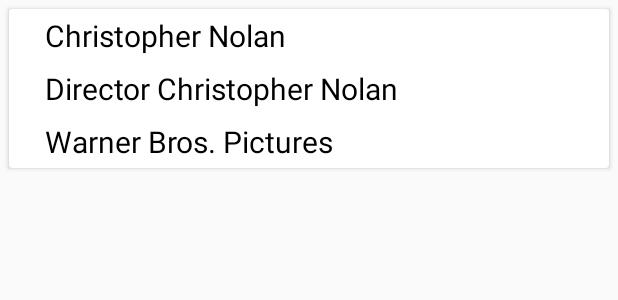
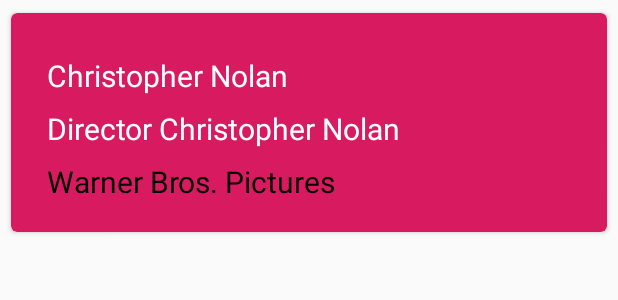
Before and after one commit to rohitksingh/Mangoose, an Android app: the layout non_actors.xml on its own in the app's theme, with its tools: preview values and no code run, on a phone screen of 412 x 824 dp. Shown: the top 300 px of the screen. Run offline under Robolectric (Android 15) with nearby library versions, the light colour scheme and no system bars; network calls fail.

Commit message:
Style Added for Cards in detail page

```diff
--- a/OMDB/app/src/main/res/layout/non_actors.xml
+++ b/OMDB/app/src/main/res/layout/non_actors.xml
@@ -1,12 +1,13 @@
 <?xml version="1.0" encoding="utf-8"?>
 <android.support.v7.widget.CardView xmlns:android="http://schemas.android.com/apk/res/android"
+    xmlns:card_view="http://schemas.android.com/apk/res-auto"
     android:layout_height="wrap_content"
     android:layout_width="match_parent"
-    android:elevation="16dp"
-    android:layout_margin="6dp"
     android:clickable="true"
     android:focusable="true"
+    card_view:cardBackgroundColor="#D81B60"
     android:foreground="?android:attr/selectableItemBackground"
+    style="@style/DetailCards"
     >
     <LinearLayout
         android:id="@+id/brains"
@@ -14,6 +15,8 @@
         android:layout_width="wrap_content"
         android:layout_height="wrap_content"
         android:layout_marginLeft="20dp"
+        android:layout_marginTop="24dp"
+        android:layout_marginBottom="16dp"
         >
         <TextView
             android:id="@+id/writer"
@@ -21,7 +24,7 @@
             android:layout_height="wrap_content"
             android:text="Christopher Nolan"
             android:textSize="20sp"
-            android:textColor="#000000"
+            android:textColor="#ffffff"
             android:layout_margin="4dp"
             />
         <TextView
@@ -30,7 +33,7 @@
             android:layout_height="wrap_content"
             android:text="Director Christopher Nolan"
             android:textSize="20dp"
-            android:textColor="#000000"
+            android:textColor="#ffffff"
             android:layout_margin="4dp"
             />
         <TextView
--- a/OMDB/app/src/main/res/layout/rating_tab.xml
+++ b/OMDB/app/src/main/res/layout/rating_tab.xml
@@ -22,7 +22,7 @@
         android:layout_width="wrap_content"
         android:layout_height="wrap_content"
         android:textSize="20dp"
-        android:textColor="#000000"
+        android:textColor="#ffffff"
         android:textStyle="bold"
         android:layout_marginTop="4dp"
 
--- a/OMDB/app/src/main/res/layout/text.xml
+++ b/OMDB/app/src/main/res/layout/text.xml
@@ -5,7 +5,7 @@
     android:id="@+id/actorname"
     android:text="Leonardo DiCaprio"
     android:textSize="20dp"
-    android:textColor="#000000"
+    android:textColor="#ffffff"
     android:layout_margin="4dp"
     >
 </TextView>
--- a/OMDB/app/src/main/res/values/styles.xml
+++ b/OMDB/app/src/main/res/values/styles.xml
@@ -14,4 +14,14 @@
     <style name="AppTheme.AppBarOverlay" parent="ThemeOverlay.AppCompat.Dark.ActionBar" />
     <style name="AppTheme.PopupOverlay" parent="ThemeOverlay.AppCompat.Dark" />
 
+    <style name="DetailCards" parent="CardView">
+        <item name="cardUseCompatPadding">true</item>
+        <item name="cardElevation">2dp</item>
+        <item name="cardCornerRadius">4dp</item>
+        <item name="android:layout_marginTop">4dp</item>
+        <item name="android:layout_marginBottom">4dp</item>
+        <item name="android:layout_marginLeft">4dp</item>
+        <item name="android:layout_marginRight">4dp</item>
+    </style>
+
 </resources>
```
Also changed, not shown: OMDB/app/src/main/res/layout/movie_cast.xml (+5 -2 lines), OMDB/app/src/main/res/layout/movie_specs.xml (+9 -6 lines), OMDB/app/src/main/res/layout/rating_pane.xml (+5 -3 lines), OMDB/app/src/main/res/layout/records.xml (+8 -5 lines), OMDB/app/src/main/java/com/omdb/rohksin/omdb/MovieActivity.java (indentation only).
